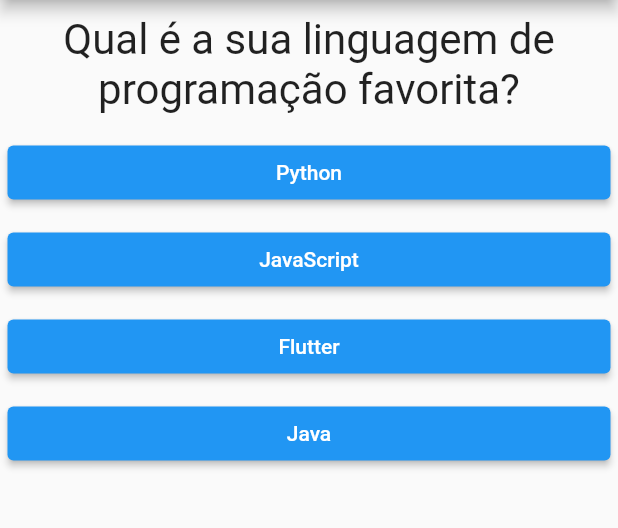
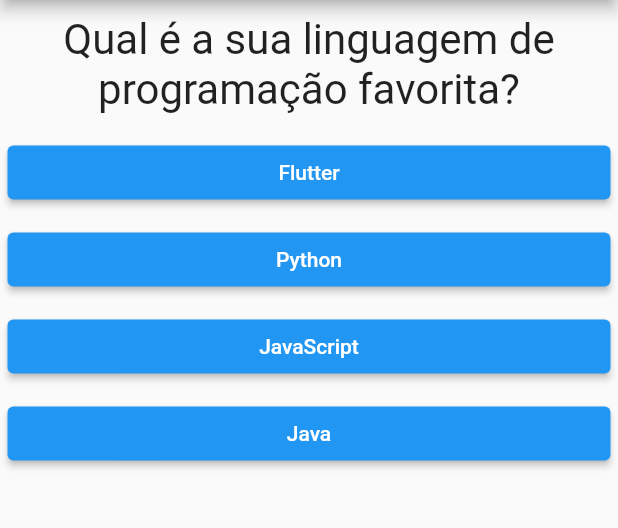
Before and after one commit to joaosanson/perguntas_flutter, a Flutter app: the screen it shows after launch, after a tap on "Preto", after a tap on "Cobra", on a phone screen of 412 x 824 dp, the part 84-612 px from its top. Run offline on Flutter 3.47's test engine with Material 2 defaults, Android fonts, the phone set to English and light mode, and no system bars.

```diff
--- a/lib/answer.dart
+++ b/lib/answer.dart
@@ -2,8 +2,8 @@ import 'package:flutter/material.dart';
 
 class Answer extends StatelessWidget {
   final String texto;
-  final void Function() onPressed;
-  const Answer(this.texto, this.onPressed, {super.key});
+  final void Function() whenPressed;
+  const Answer(this.texto, this.whenPressed, {super.key});
 
   @override
   Widget build(BuildContext context) {
@@ -11,7 +11,7 @@ class Answer extends StatelessWidget {
       width: double.infinity,
       margin: const EdgeInsets.all(5),
       child: ElevatedButton(
-        onPressed: onPressed,
+        onPressed: whenPressed,
         style: ElevatedButton.styleFrom(
           backgroundColor: Colors.blue, // Background color
         ),
--- a/lib/main.dart
+++ b/lib/main.dart
@@ -6,28 +6,45 @@ main() => runApp(const MyApp());
 
 class MyAppState extends State<MyApp> {
   var _selectedQuestion = 0;
+  var _totalScore = 0;
   final List<Map<String, Object>> _questions = const [
     {
       'question': 'Qual é a sua cor favorita?',
-      'answer': ['Preto', 'Vermelho', 'Verde', 'Branco']
+      'answer': [
+        {'text': 'Preto', 'score': 10},
+        {'text': 'Vermelho', 'score': 5},
+        {'text': 'Verde', 'score': 3},
+        {'text': 'Branco', 'score': 1},
+      ]
     },
     {
       'question': 'Qual é o seu animal favorito?',
-      'answer': ['Coelho', 'Cobra', 'Elefante', 'Leão']
+      'answer': [
+        {'text': 'Coelho', 'score': 10},
+        {'text': 'Cobra', 'score': 5},
+        {'text': 'Elefante', 'score': 3},
+        {'text': 'Leão', 'score': 1},
+      ]
     },
     {
       'question': 'Qual é a sua linguagem de programação favorita?',
-      'answer': ['Python', 'JavaScript', 'Flutter', 'Java']
+      'answer': [
+        {'text': 'Flutter', 'score': 10},
+        {'text': 'Python', 'score': 5},
+        {'text': 'JavaScript', 'score': 3},
+        {'text': 'Java', 'score': 1},
+      ]
     }
   ];
 
-  void _responder() {
+  void _answer(int score) {
     if (isThereSelectedQuestion) {
       setState(() {
         _selectedQuestion++;
-        debugPrint('debug: $_selectedQuestion');
+        _totalScore += score;
       });
     }
+    debugPrint('total score: $_totalScore');
   }
 
   bool get isThereSelectedQuestion {
@@ -45,7 +62,7 @@ class MyAppState extends State<MyApp> {
               ? Questionnaire(
                   questions: _questions,
                   selectedQuestion: _selectedQuestion,
-                  responder: _responder)
+                  howMuchAnswer: _answer)
               : const Result()),
     );
   }
--- a/lib/questionnaire.dart
+++ b/lib/questionnaire.dart
@@ -5,13 +5,13 @@ import 'answer.dart';
 class Questionnaire extends StatelessWidget {
   final List<Map<String, Object>> questions;
   final int selectedQuestion;
-  final void Function() responder;
+  final void Function(int) howMuchAnswer;
 
   const Questionnaire({
     super.key,
     required this.questions,
     required this.selectedQuestion,
-    required this.responder,
+    required this.howMuchAnswer,
   });
 
   bool get isThereSelectedQuestion {
@@ -20,14 +20,19 @@ class Questionnaire extends StatelessWidget {
 
   @override
   Widget build(BuildContext context) {
-    List<String> answers = isThereSelectedQuestion
-        ? questions[selectedQuestion].cast()['answer']
+    List<Map<String, Object>> answers = isThereSelectedQuestion
+        ? questions[selectedQuestion]['answer'] as List<Map<String, Object>>
         : [];
 
     return Column(
       children: <Widget>[
         Question(questions[selectedQuestion]['question'].toString()),
-        ...answers.map((t) => Answer(t, responder)).toList()
+        ...answers.map((answ) {
+          return Answer(
+            answ['text'].toString(),
+            () => howMuchAnswer(int.parse(answ['score'].toString())),
+          );
+        }).toList(),
       ],
     );
   }
```
